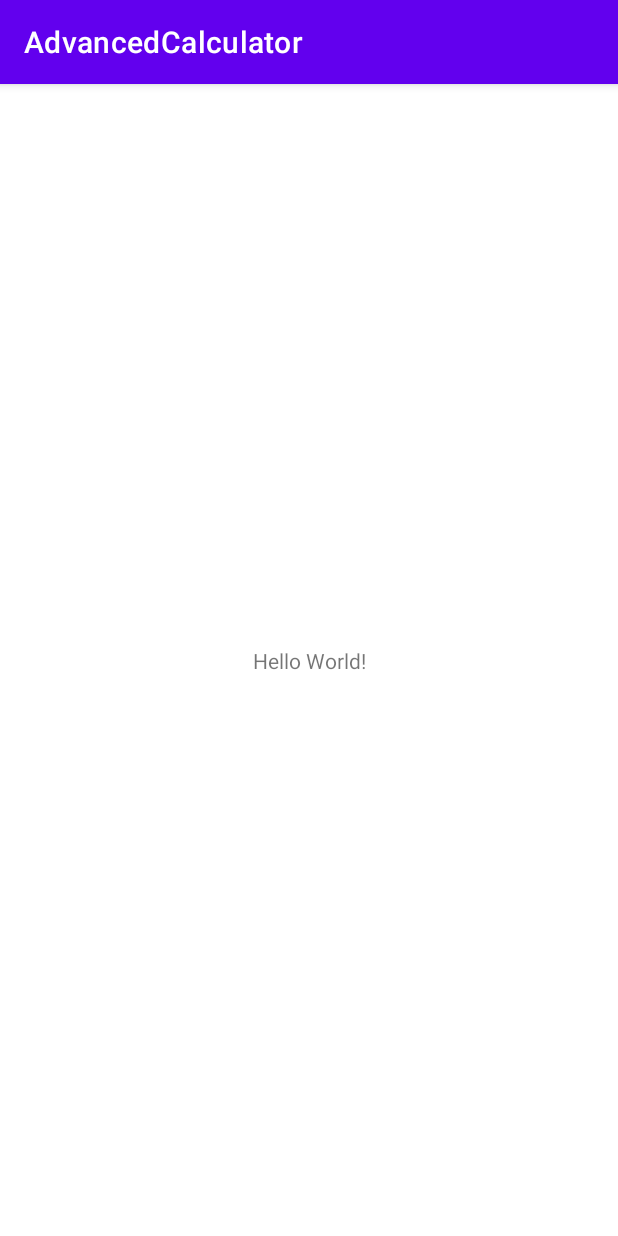
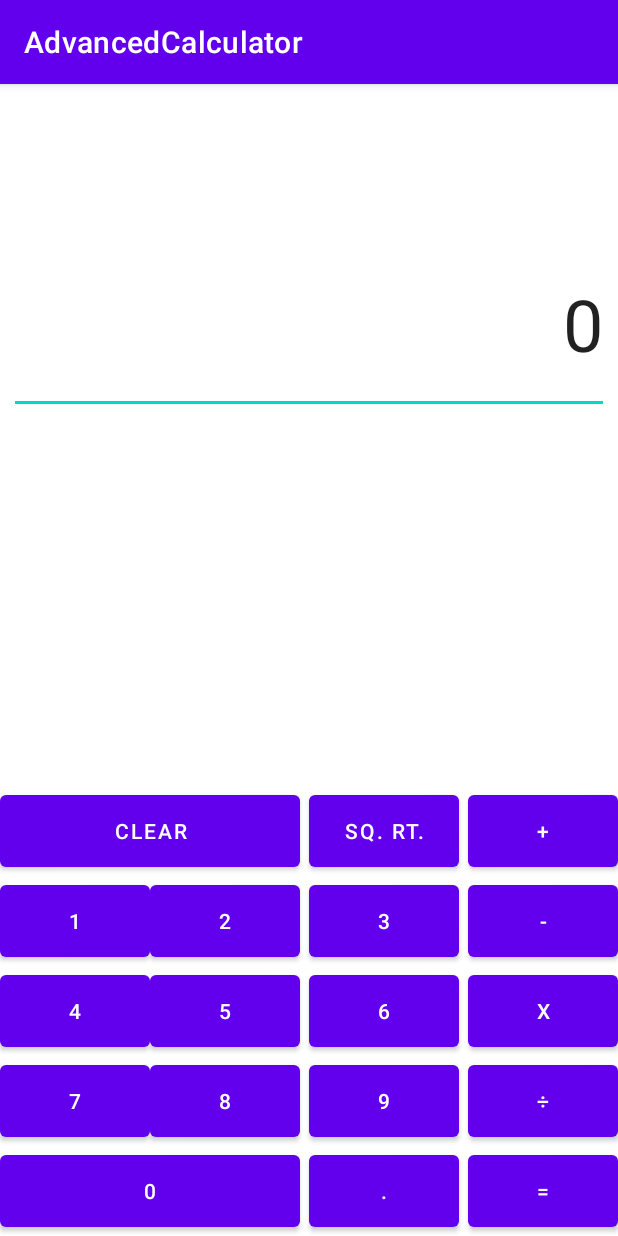
Before and after one commit to erenbudur/CS-501, an Android app: the screen it shows after launch (MainActivity), on a phone screen of 412 x 824 dp. Run offline under Robolectric (Android 15) with nearby library versions, the phone set to English and light mode, and no system bars.

Commit message:
Added necessary buttons and edittext to activity_main.xml

```diff
--- a/AdvancedCalculator/app/src/main/res/layout/activity_main.xml
+++ b/AdvancedCalculator/app/src/main/res/layout/activity_main.xml
@@ -6,13 +6,166 @@
     android:layout_height="match_parent"
     tools:context=".MainActivity">
 
-    <TextView
-        android:layout_width="wrap_content"
-        android:layout_height="wrap_content"
-        android:text="Hello World!"
+    <Button
+        android:id="@+id/clearBtn"
+        android:layout_width="200dp"
+        android:layout_height="60dp"
+        android:text="Clear"
+        app:layout_constraintBottom_toTopOf="@+id/oneBtn"
+        app:layout_constraintStart_toStartOf="parent" />
+
+    <Button
+        android:id="@+id/sqrtBtn"
+        android:layout_width="100dp"
+        android:layout_height="60dp"
+        android:text="Sq. Rt."
+        app:layout_constraintBottom_toTopOf="@+id/threeBtn"
+        app:layout_constraintEnd_toStartOf="@+id/addBtn"
+        app:layout_constraintStart_toEndOf="@+id/clearBtn" />
+
+    <Button
+        android:id="@+id/addBtn"
+        android:layout_width="100dp"
+        android:layout_height="60dp"
+        android:text="+"
+        app:layout_constraintBottom_toTopOf="@+id/subBtn"
+        app:layout_constraintEnd_toEndOf="parent" />
+
+    <Button
+        android:id="@+id/oneBtn"
+        android:layout_width="100dp"
+        android:layout_height="60dp"
+        android:text="1"
+        app:layout_constraintBottom_toTopOf="@+id/fourBtn"
+        app:layout_constraintStart_toStartOf="parent" />
+
+    <Button
+        android:id="@+id/twoBtn"
+        android:layout_width="100dp"
+        android:layout_height="60dp"
+        android:text="2"
+        app:layout_constraintBottom_toTopOf="@+id/fiveBtn"
+        app:layout_constraintStart_toEndOf="@+id/oneBtn" />
+
+    <Button
+        android:id="@+id/threeBtn"
+        android:layout_width="100dp"
+        android:layout_height="60dp"
+        android:text="3"
+        app:layout_constraintBottom_toTopOf="@+id/sixBtn"
+        app:layout_constraintEnd_toStartOf="@+id/subBtn"
+        app:layout_constraintStart_toEndOf="@+id/twoBtn" />
+
+    <Button
+        android:id="@+id/subBtn"
+        android:layout_width="100dp"
+        android:layout_height="60dp"
+        android:text="-"
+        app:layout_constraintBottom_toTopOf="@+id/mulBtn"
+        app:layout_constraintEnd_toEndOf="parent" />
+
+    <Button
+        android:id="@+id/fourBtn"
+        android:layout_width="100dp"
+        android:layout_height="60dp"
+        android:text="4"
+        app:layout_constraintBottom_toTopOf="@+id/sevenBtn"
+        app:layout_constraintStart_toStartOf="parent" />
+
+    <Button
+        android:id="@+id/fiveBtn"
+        android:layout_width="100dp"
+        android:layout_height="60dp"
+        android:text="5"
+        app:layout_constraintBottom_toTopOf="@+id/eightBtn"
+        app:layout_constraintStart_toEndOf="@+id/fourBtn" />
+
+    <Button
+        android:id="@+id/sixBtn"
+        android:layout_width="100dp"
+        android:layout_height="60dp"
+        android:text="6"
+        app:layout_constraintBottom_toTopOf="@+id/nineBtn"
+        app:layout_constraintEnd_toStartOf="@+id/mulBtn"
+        app:layout_constraintStart_toEndOf="@+id/fiveBtn" />
+
+    <Button
+        android:id="@+id/mulBtn"
+        android:layout_width="100dp"
+        android:layout_height="60dp"
+        android:text="x"
+        app:layout_constraintBottom_toTopOf="@+id/divBtn"
+        app:layout_constraintEnd_toEndOf="parent" />
+
+    <Button
+        android:id="@+id/sevenBtn"
+        android:layout_width="100dp"
+        android:layout_height="60dp"
+        android:text="7"
+        app:layout_constraintBottom_toTopOf="@+id/zeroBtn"
+        app:layout_constraintStart_toStartOf="parent" />
+
+    <Button
+        android:id="@+id/eightBtn"
+        android:layout_width="100dp"
+        android:layout_height="60dp"
+        android:text="8"
+        app:layout_constraintBottom_toTopOf="@+id/zeroBtn"
+        app:layout_constraintStart_toEndOf="@+id/sevenBtn" />
+
+    <Button
+        android:id="@+id/nineBtn"
+        android:layout_width="100dp"
+        android:layout_height="60dp"
+        android:text="9"
+        app:layout_constraintBottom_toTopOf="@+id/decBtn"
+        app:layout_constraintEnd_toStartOf="@+id/divBtn"
+        app:layout_constraintStart_toEndOf="@+id/eightBtn" />
+
+    <Button
+        android:id="@+id/divBtn"
+        android:layout_width="100dp"
+        android:layout_height="60dp"
+        android:text="÷"
+        app:layout_constraintBottom_toTopOf="@+id/eqBtn"
+        app:layout_constraintEnd_toEndOf="parent" />
+
+    <Button
+        android:id="@+id/zeroBtn"
+        android:layout_width="200dp"
+        android:layout_height="60dp"
+        android:text="0"
         app:layout_constraintBottom_toBottomOf="parent"
+        app:layout_constraintStart_toStartOf="parent" />
+
+    <Button
+        android:id="@+id/decBtn"
+        android:layout_width="100dp"
+        android:layout_height="60dp"
+        android:text="."
+        app:layout_constraintBottom_toBottomOf="parent"
+        app:layout_constraintEnd_toStartOf="@+id/eqBtn"
+        app:layout_constraintStart_toEndOf="@+id/zeroBtn" />
+
+    <Button
+        android:id="@+id/eqBtn"
+        android:layout_width="100dp"
+        android:layout_height="60dp"
+        android:text="="
+        app:layout_constraintBottom_toBottomOf="parent"
+        app:layout_constraintEnd_toEndOf="parent" />
+
+    <EditText
+        android:id="@+id/resText"
+        android:layout_width="400dp"
+        android:layout_height="120dp"
+        android:layout_marginTop="100dp"
+        android:ems="10"
+        android:inputType="numberDecimal"
+        android:text="0"
+        android:textAlignment="textEnd"
+        android:textSize="48sp"
         app:layout_constraintEnd_toEndOf="parent"
         app:layout_constraintStart_toStartOf="parent"
         app:layout_constraintTop_toTopOf="parent" />
-
 </androidx.constraintlayout.widget.ConstraintLayout>
```
